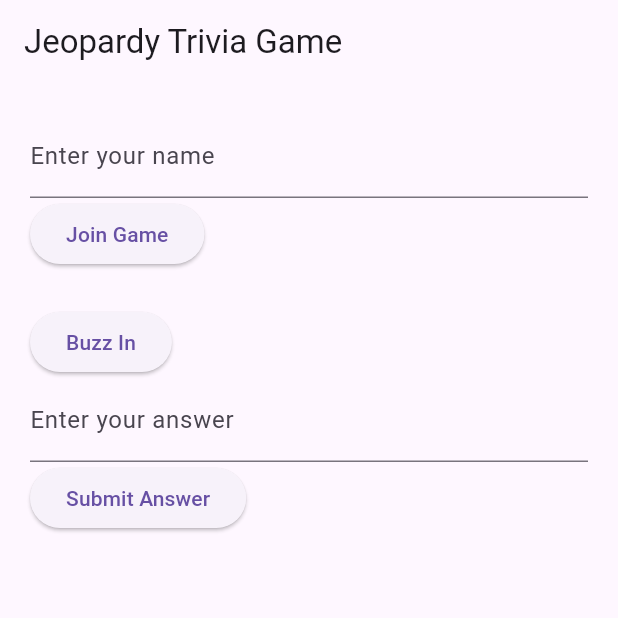
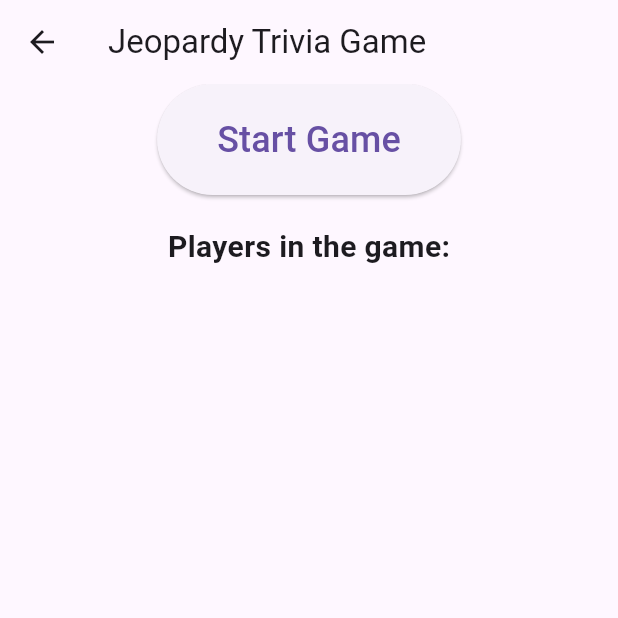
Before and after one commit to zradlicz/JeopardyGame, a Flutter app: the screen it shows after launch, after a tap on "Join Game", on a phone screen of 412 x 824 dp, the top half of it. Run offline on Flutter 3.47's test engine with Material 3 defaults, Android fonts, the phone set to English and light mode, and no system bars; network calls fail.

Commit message:
added additional pages

```diff
--- /dev/null
+++ b/lib/LandingPage.dart
@@ -0,0 +1,44 @@
+import 'package:flutter/material.dart';
+import 'main.dart';
+
+class LandingPage extends StatelessWidget {
+  final TextEditingController _nameController = TextEditingController();
+  @override
+  Widget build(BuildContext context) {
+    return Scaffold(
+      body: Center(
+        child: Column(
+          mainAxisAlignment: MainAxisAlignment.center,
+          children: [
+            Text(
+              'Welcome to Jeopardy!',
+              style: TextStyle(fontSize: 24, fontWeight: FontWeight.bold),
+            ),
+            SizedBox(height: 20),
+            Container(
+              width: 200,
+              child: TextField(
+                controller: _nameController,
+                decoration: InputDecoration(
+                  labelText: 'Enter your name',
+                  border: OutlineInputBorder(),
+                ),
+              ),
+            ),
+            SizedBox(height: 20),
+            ElevatedButton(
+              onPressed: () {
+                String playerName = _nameController.text.trim();
+                player.playerName = playerName;
+                game.addPlayer(player);
+                // Navigate to the game page
+                Navigator.pushNamed(context, '/start');
+              },
+              child: Text('Join Game'),
+            ),
+          ],
+        ),
+      ),
+    );
+  }
+}
--- /dev/null
+++ b/lib/StartPage.dart
@@ -0,0 +1,66 @@
+import 'package:flutter/material.dart';
+import 'package:web_socket_channel/web_socket_channel.dart';
+
+class StartPage extends StatefulWidget {
+  final List<String> playerNames;
+
+  const StartPage({Key? key, required this.playerNames}) : super(key: key);
+
+  @override
+  _StartPageState createState() => _StartPageState();
+}
+
+class _StartPageState extends State<StartPage> {
+  final _channel = WebSocketChannel.connect(
+    Uri.parse('ws://127.0.0.1:5000'),
+  );
+  @override
+  Widget build(BuildContext context) {
+    return Scaffold(
+      appBar: AppBar(
+        title: Text('Jeopardy Trivia Game'),
+      ),
+      body: Center(
+        child: Column(
+          mainAxisAlignment: MainAxisAlignment.center,
+          children: [
+            ElevatedButton(
+              onPressed: _startGame,
+              child: Text('Start Game', style: TextStyle(fontSize: 24)),
+              style: ElevatedButton.styleFrom(
+                padding: EdgeInsets.symmetric(horizontal: 40, vertical: 20),
+              ),
+            ),
+            SizedBox(height: 20),
+            Text(
+              'Players in the game:',
+              style: TextStyle(fontSize: 20, fontWeight: FontWeight.bold),
+            ),
+            SizedBox(height: 10),
+            Expanded(
+              child: ListView.builder(
+                itemCount: widget.playerNames.length,
+                itemBuilder: (context, index) {
+                  return ListTile(
+                    title: Text(widget.playerNames[index]),
+                  );
+                },
+              ),
+            ),
+            StreamBuilder(
+                stream: _channel.stream,
+                builder: (context, snapshot) {
+                  return Text(snapshot.hasData ? '${snapshot.data}' : '');
+                },
+              ),
+          ],
+        ),
+      ),
+    );
+  }
+
+  void _startGame() {
+    // Add logic to start the game, navigate to the game page, etc.
+    Navigator.pushNamed(context, '/game');
+  }
+}
--- a/lib/main.dart
+++ b/lib/main.dart
@@ -1,6 +1,11 @@
 import 'package:flutter/material.dart';
-import 'package:web_socket_channel/web_socket_channel.dart';
+import 'GamePage.dart';
+import 'LandingPage.dart';
+import 'StartPage.dart';
 void main() => runApp(const MyApp());
+
+Player player = Player();
+Game game = Game();
 
 class MyApp extends StatelessWidget {
   const MyApp({Key? key}) : super(key: key);
@@ -10,102 +15,67 @@ class MyApp extends StatelessWidget {
     const title = 'Jeopardy Trivia Game';
     return MaterialApp(
       title: title,
-      home: MyHomePage(
-        title: title,
-      ),
+      initialRoute: '/',
+      routes: {
+        '/': (context) => LandingPage(),
+        '/start': (context) => StartPage(playerNames: game.getPlayerNames()),
+        '/game': (context) => GamePage(),
+      }
     );
   }
 }
 
-class MyHomePage extends StatefulWidget {
-  const MyHomePage({
-    Key? key,
-    required this.title,
-  }) : super(key: key);
+class Player
+{
+  String name = '';
+  int score = 0;
+  bool buzzStatus = false;
 
-  final String title;
+  String get playerName{
+    return name;
+  }
 
-  @override
-  State<MyHomePage> createState() => _MyHomePageState();
-}
+  set playerName(String name){
+    this.name = name;
+  }
 
-class _MyHomePageState extends State<MyHomePage> {
-  final TextEditingController _nameController = TextEditingController();
-  final TextEditingController _answerController = TextEditingController();
-  final _channel = WebSocketChannel.connect(
-    Uri.parse('ws://127.0.0.1:5000'), //use ws://10.0.2.2:5000 for andriod studio
-  );
+  void incrementScore(){
+    score++;
+  }
 
-  void _joinGame() {
-  final userName = _nameController.text;
-  if (userName.isNotEmpty) {
-    _channel.sink.add('/name $userName');
+  void deccrementScore(){
+    score--;
+  }
+
+  bool buzzActive(){
+    return buzzStatus;
+  }
+
+  void buzzActivate(){
+    buzzStatus = true;
+  }
+
+  void buzzDisactivate(){
+    buzzStatus = false;
   }
 }
 
-  void _buzzIn() {
-    // Send '/buzz' to the server
-    _channel.sink.add('/buzz');
+class Game {
+  List<Player> players = [];
+
+  void addPlayer(Player player) {
+    players.add(player);
   }
 
-  void _submitAnswer() {
-  final userAnswer = _answerController.text;
-  if (userAnswer.isNotEmpty) {
-    _channel.sink.add('/answer $userAnswer');
+  void removePlayer(Player player) {
+    players.removeWhere((p) => p.name == player.name);
+  }
+
+  List<String> getPlayerNames() {
+    List<String> names = [];
+    for (Player player in players) {
+      names.add(player.name);
+    }
+    return names;
   }
 }
-
-
-  @override
-  Widget build(BuildContext context) {
-    return Scaffold(
-      appBar: AppBar(
-        title: Text(widget.title),
-      ),
-      body: Padding(
-        padding: const EdgeInsets.all(20),
-        child: Column(
-          crossAxisAlignment: CrossAxisAlignment.start,
-          children: [
-            TextFormField(
-              controller: _nameController,
-              decoration: const InputDecoration(labelText: 'Enter your name'),
-            ),
-            ElevatedButton(
-              onPressed: _joinGame,
-              child: const Text('Join Game'),
-            ),
-            const SizedBox(height: 24),
-            ElevatedButton(
-              onPressed: _buzzIn,
-              child: const Text('Buzz In'),
-            ),
-            TextFormField(
-              controller: _answerController,
-              decoration: const InputDecoration(labelText: 'Enter your answer'),
-            ),
-            ElevatedButton(
-              onPressed: _submitAnswer,
-              child: const Text('Submit Answer'),
-            ),
-            const SizedBox(height: 24),
-            StreamBuilder(
-              stream: _channel.stream,
-              builder: (context, snapshot) {
-                return Text(snapshot.hasData ? '${snapshot.data}' : '');
-              },
-            )
-          ],
-        ),
-      ),
-    );
-  }
-
-  @override
-  void dispose() {
-    _channel.sink.close();
-    _answerController.dispose();
-    _nameController.dispose();
-    super.dispose();
-  }
-}
```
Also changed, not shown: lib/GamePage.dart (added, +91 -0 lines).
